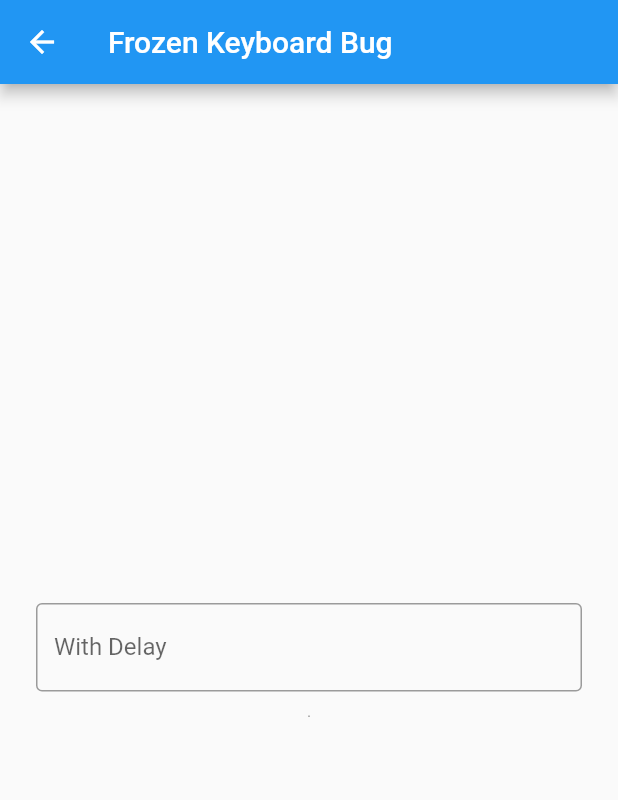
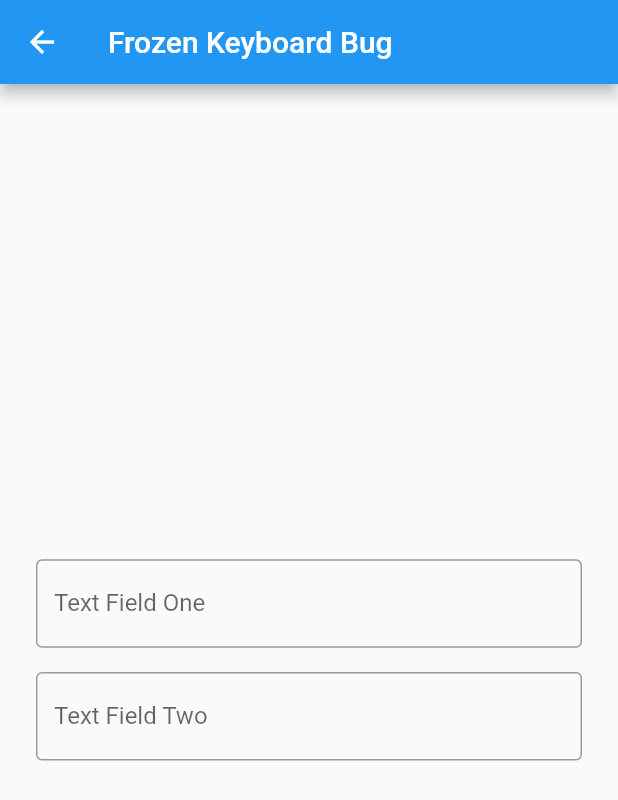
Before and after one commit to KaungKhantHtun/frozen_bug_fix, a Flutter app: the SingleTextFieldPage screen opened directly, on a phone screen of 412 x 824 dp. Shown: the top 800 px of the screen. Run offline on Flutter 3.47's test engine with Material 2 defaults, Android fonts, the phone set to English and light mode, and no system bars; our stand-ins replace flutter_native_text_input; missing offline and left inert: keyboard_name.

Commit message:
update_with_hidden_field

```diff
--- a/lib/single_textfield_page.dart
+++ b/lib/single_textfield_page.dart
@@ -12,6 +12,7 @@ class SingleTextFieldPage extends StatefulWidget {
 
 class _SingleTextFieldPageState extends State<SingleTextFieldPage> {
   FocusNode nodeOne = FocusNode();
+  FocusNode nodeTwo = FocusNode();
 
   customFocusNode() async {
     String? keyboardVendor = await KeyboardName.getVendorName;
@@ -40,6 +41,7 @@ class _SingleTextFieldPageState extends State<SingleTextFieldPage> {
 
   _asssignNode() async {
     nodeOne = await customFocusNode();
+    nodeTwo = await customFocusNode();
     setState(() {});
   }
 
@@ -56,19 +58,25 @@ class _SingleTextFieldPageState extends State<SingleTextFieldPage> {
           children: [
             TextField(
               focusNode: nodeOne,
-              decoration: InputDecoration(
-                  border: OutlineInputBorder(), label: Text('With Delay')),
-            ),
-            SizedBox(
-              height: 16,
+              decoration: const InputDecoration(
+                  border: OutlineInputBorder(), label: Text('Text Field One')),
             ),
             Container(
-              height: 1,
-              width: 1,
-              child: TextField(
-              ),
+              height: 0.1,
+              width: 0.1,
+              child: const TextField(),
             ),
-
+            const SizedBox(height: 16,),
+            TextField(
+              focusNode: nodeTwo,
+              decoration: const InputDecoration(
+                  border: OutlineInputBorder(), label: Text('Text Field Two')),
+            ),
+            Container(
+              height: 0.1,
+              width: 0.1,
+              child: TextField(),
+            ),
           ],
         ),
       ),
```
Also changed, not shown: lib/home_page.dart (+15 -13 lines).
